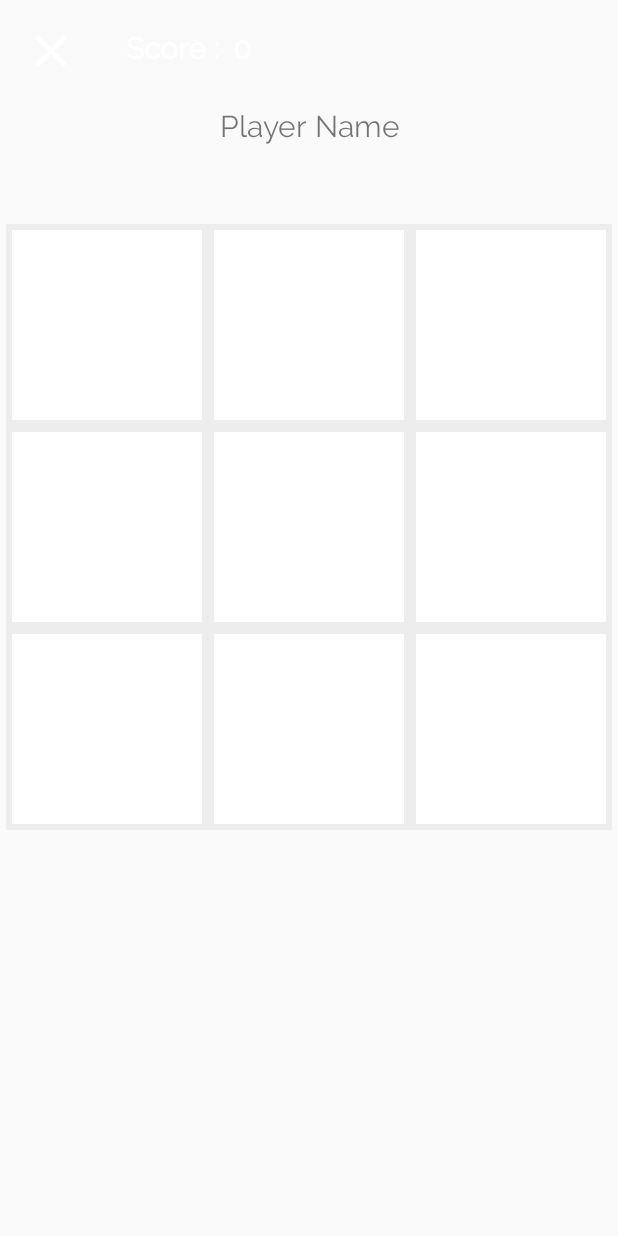
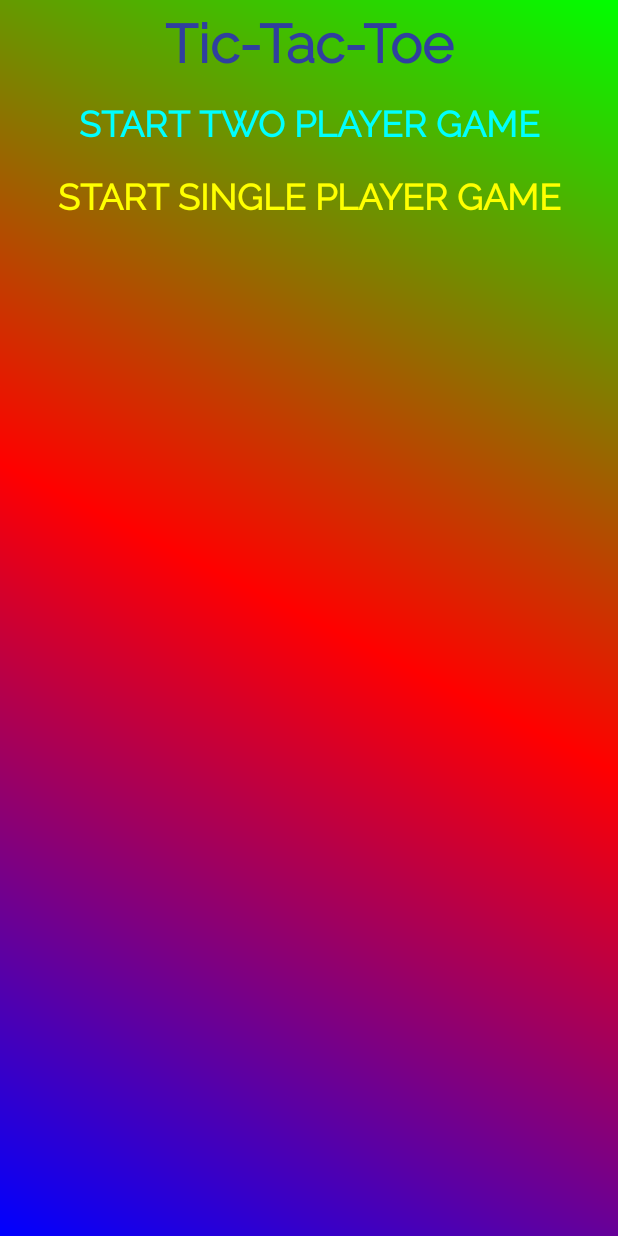
Before and after one commit to MythicalJourneyman/Tic-Tac-Toe, an Android app: the screen it shows after launch (GameActivity before the commit, HomeActivity after it), on a phone screen of 412 x 824 dp. Run offline under Robolectric (Android 15) with nearby library versions, the phone set to English and light mode, and no system bars; our stand-ins replace data binding.

Commit message:
home activity added

```diff
--- a/app/src/main/java/com/mythicaljourneyman/tic_tac_toe/views/activities/HomeActivity.java
+++ b/app/src/main/java/com/mythicaljourneyman/tic_tac_toe/views/activities/HomeActivity.java
@@ -1,12 +1,32 @@
 package com.mythicaljourneyman.tic_tac_toe.views.activities;
 
+import android.content.Context;
+import android.content.Intent;
+import android.databinding.DataBindingUtil;
+import android.os.Bundle;
 import android.support.v7.app.AppCompatActivity;
-import android.os.Bundle;
+import android.view.View;
+
+import com.mythicaljourneyman.tic_tac_toe.R;
+import com.mythicaljourneyman.tic_tac_toe.databinding.ActivityHomeBinding;
 
 public class HomeActivity extends AppCompatActivity {
+    ActivityHomeBinding mBinding;
+
+    public static Intent getStartIntent(Context context) {
+        Intent intent = new Intent(context, HomeActivity.class);
+        return intent;
+    }
 
     @Override
     protected void onCreate(Bundle savedInstanceState) {
         super.onCreate(savedInstanceState);
+        mBinding = DataBindingUtil.setContentView(this, R.layout.activity_home);
+        mBinding.twoPlayer.setOnClickListener(new View.OnClickListener() {
+            @Override
+            public void onClick(View v) {
+                startActivity(GameActivity.getStartIntent(HomeActivity.this,"YouWHo"));
+            }
+        });
     }
 }
--- a/app/src/main/java/com/mythicaljourneyman/tic_tac_toe/views/activities/SplashActivity.java
+++ b/app/src/main/java/com/mythicaljourneyman/tic_tac_toe/views/activities/SplashActivity.java
@@ -9,7 +9,7 @@ public class SplashActivity extends AppCompatActivity {
     @Override
     protected void onCreate(Bundle savedInstanceState) {
         super.onCreate(savedInstanceState);
-        startActivity(new Intent(this, GameActivity.class));
+        startActivity(HomeActivity.getStartIntent(this));
         finish();
     }
 }
--- /dev/null
+++ b/app/src/main/res/drawable/app_window_background.xml
@@ -0,0 +1,10 @@
+<?xml version="1.0" encoding="utf-8"?>
+<shape xmlns:android="http://schemas.android.com/apk/res/android">
+    <gradient
+        android:angle="45"
+        android:centerColor="#f00"
+        android:endColor="#0f0"
+        android:startColor="#00f"
+        android:type="linear"
+        />
+</shape>
--- a/app/src/main/res/layout/activity_game.xml
+++ b/app/src/main/res/layout/activity_game.xml
@@ -70,7 +70,6 @@
 
         <android.support.v7.widget.RecyclerView
             android:id="@+id/list"
-            android:background="#ededed"
             android:layout_width="match_parent"
             android:layout_height="wrap_content"
             android:layout_below="@+id/playerName"
--- a/app/src/main/res/layout/activity_home.xml
+++ b/app/src/main/res/layout/activity_home.xml
@@ -1,4 +1,6 @@
 <?xml version="1.0" encoding="utf-8"?>
+<layout>
+
     <LinearLayout xmlns:android="http://schemas.android.com/apk/res/android"
                   android:layout_width="match_parent"
                   android:layout_height="match_parent"
@@ -6,13 +8,34 @@
 
         <android.support.v7.widget.AppCompatTextView
             android:id="@+id/title"
-        android:textStyle="bold"
-        android:textSize="36sp"
-        android:layout_gravity="center"
-        android:gravity="center"
-        android:layout_margin="8dp"
-        android:textColor="@color/colorPrimaryDark"
             android:layout_width="match_parent"
             android:layout_height="wrap_content"
-        android:text="@string/app_name"/>
+            android:layout_gravity="center"
+            android:layout_margin="8dp"
+            android:gravity="center"
+            android:text="@string/app_name"
+            android:textColor="@color/colorPrimaryDark"
+            android:textSize="36sp"
+            android:textStyle="bold"/>
+
+        <android.support.v7.widget.AppCompatButton
+            android:id="@+id/twoPlayer"
+            style="@style/Base.Widget.AppCompat.Button.Borderless.Colored"
+            android:layout_width="match_parent"
+            android:layout_height="wrap_content"
+            android:text="@string/start_two_player"
+            android:textColor="#0ff"
+            android:textSize="24sp"
+            android:textStyle="bold"/>
+
+        <android.support.v7.widget.AppCompatButton
+            android:id="@+id/singlePlayer"
+            style="@style/Base.Widget.AppCompat.Button.Borderless.Colored"
+            android:layout_width="match_parent"
+            android:layout_height="wrap_content"
+            android:text="@string/start_single_player"
+            android:textColor="#ff0"
+            android:textSize="24sp"
+            android:textStyle="bold"/>
     </LinearLayout>
+</layout>
--- a/app/src/main/res/values/strings.xml
+++ b/app/src/main/res/values/strings.xml
@@ -34,4 +34,6 @@
     <string name="scorelabel">Score :</string>
     <string name="score">Score</string>
     <string name="name">Player</string>
+    <string name="start_two_player">Start Two Player Game</string>
+    <string name="start_single_player">Start Single Player Game</string>
 </resources>
--- a/app/src/main/res/values/styles.xml
+++ b/app/src/main/res/values/styles.xml
@@ -16,6 +16,7 @@
         <item name="colorPrimaryDark">@color/colorPrimaryDark</item>
         <item name="colorAccent">@color/colorAccent</item>
         <item name="android:fontFamily">@font/font</item>
+        <item name="android:windowBackground">@drawable/app_window_background</item>
     </style>
 
     <style name="AppTheme.AppBarOverlay" parent="ThemeOverlay.AppCompat.Dark.ActionBar"/>
```
Lines whose indentation alone changed are shown as unchanged.
